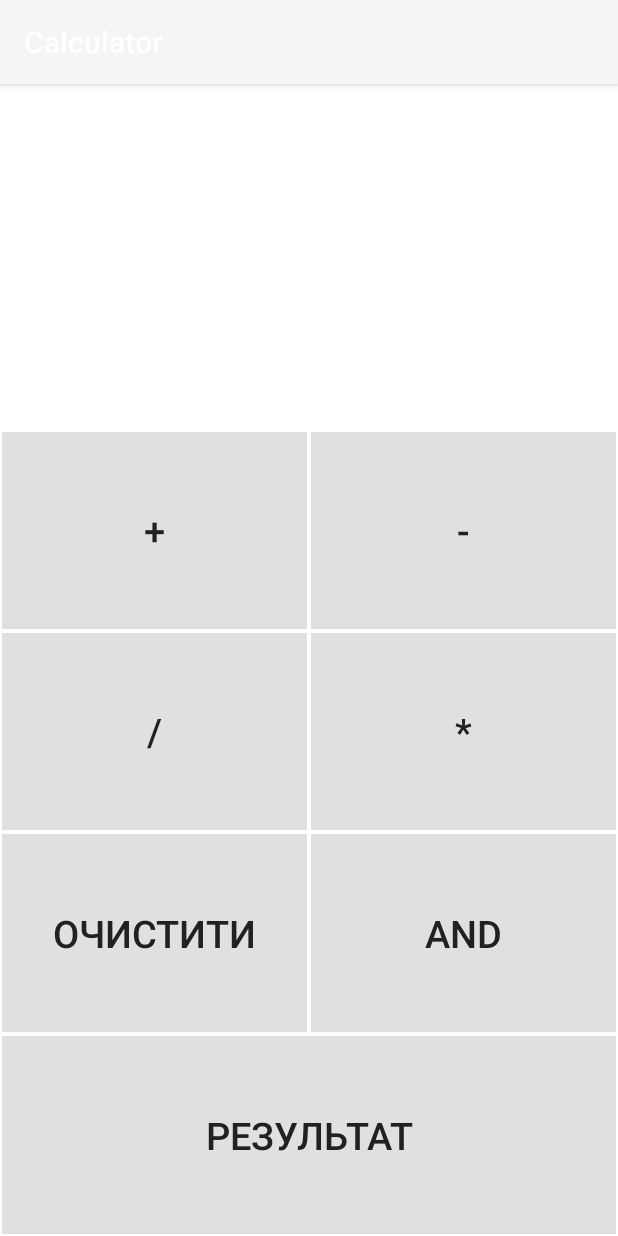
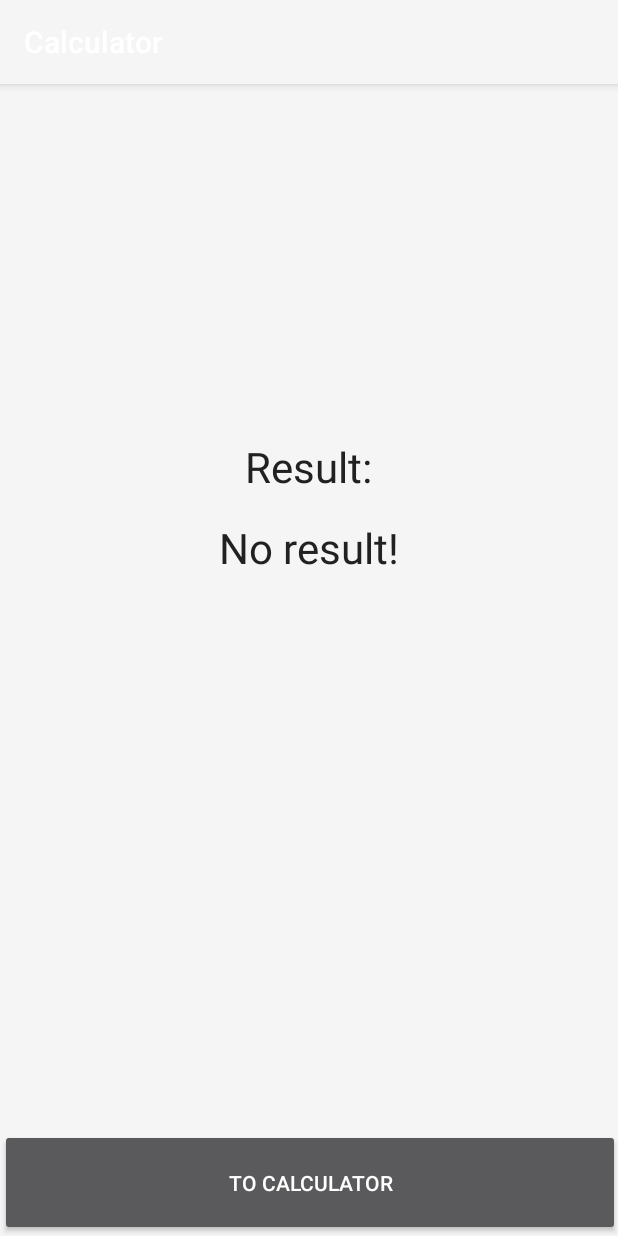
Before and after one commit to Nazar-cmd/asis_lab_2, an Android app: the screen it shows after launch (MainActivity before the commit, ResultActivity after it), after a tap on "РЕЗУЛЬТАТ", on a phone screen of 412 x 824 dp. Run offline under Robolectric (Android 15) with nearby library versions, the phone set to English and light mode, and no system bars.

Commit message:
final changes

```diff
--- a/app/src/main/AndroidManifest.xml
+++ b/app/src/main/AndroidManifest.xml
@@ -25,6 +25,10 @@
                 android:name="android.app.lib_name"
                 android:value="" />
         </activity>
+
+        <activity
+            android:name=".ResultActivity"
+            android:exported="true"/>
     </application>
 
 </manifest>
--- a/app/src/main/java/com/example/calculator/MainActivity.kt
+++ b/app/src/main/java/com/example/calculator/MainActivity.kt
@@ -1,5 +1,6 @@
 package com.example.calculator
 
+import android.content.Intent
 import androidx.appcompat.app.AppCompatActivity
 import android.os.Bundle
 import android.view.View
@@ -62,8 +63,19 @@ class MainActivity : AppCompatActivity() {
     }
 
     fun count(view: View) {
-        println(this.res);
 
+        val intent = Intent(this, ResultActivity::class.java);
+
+        var extraResult = ""
+
+        if (this.res != null) {
+            extraResult = this.res.toString();
+        }
+
+        intent.putExtra("result", extraResult)
+        startActivity(intent)
+
+        this.res = null
         clearInput();
     }
 
--- /dev/null
+++ b/app/src/main/java/com/example/calculator/ResultActivity.kt
@@ -0,0 +1,33 @@
+package com.example.calculator
+
+import android.content.Intent
+import android.os.Bundle
+import android.view.View
+import android.widget.Button
+import android.widget.TextView
+import androidx.appcompat.app.AppCompatActivity
+
+class ResultActivity : AppCompatActivity() {
+
+    override fun onCreate(savedInstanceState: Bundle?) {
+        super.onCreate(savedInstanceState)
+        setContentView(R.layout.activity_result)
+
+        val extraResult = intent.getStringExtra("result");
+
+        var calculationsResult = "No result!";
+
+        if (extraResult != "" && extraResult != null) {
+            calculationsResult = extraResult
+        }
+
+        val resultTV: TextView = findViewById(R.id.resultTV);
+
+        resultTV.text = calculationsResult
+    }
+
+    fun goToCalculator(view: View){
+        val intent = Intent(this, MainActivity::class.java);
+        startActivity(intent)
+    }
+}
--- a/app/src/main/res/drawable/calculator_button_stroke.xml
+++ b/app/src/main/res/drawable/calculator_button_stroke.xml
@@ -6,5 +6,4 @@
         android:width="1dp"
         android:color="@color/white"
         />
-
 </shape>
--- /dev/null
+++ b/app/src/main/res/layout/activity_result.xml
@@ -0,0 +1,38 @@
+<?xml version="1.0" encoding="utf-8"?>
+<androidx.constraintlayout.widget.ConstraintLayout xmlns:android="http://schemas.android.com/apk/res/android"
+    xmlns:app="http://schemas.android.com/apk/res-auto"
+    xmlns:tools="http://schemas.android.com/tools"
+    android:layout_width="match_parent"
+    android:layout_height="match_parent"
+    android:background="@color/grey_100"
+    >
+
+    <TextView
+        style="@style/calculatorResultText"
+        android:id="@+id/textView"
+        android:text="Result:"
+        android:layout_marginTop="236dp"
+        app:layout_constraintEnd_toEndOf="parent"
+        app:layout_constraintHorizontal_bias="0.498"
+        app:layout_constraintStart_toStartOf="parent"
+        app:layout_constraintTop_toTopOf="parent"
+        />
+
+    <TextView
+        style="@style/calculatorResultText"
+        android:id="@+id/resultTV"
+        android:layout_marginTop="16dp"
+        app:layout_constraintEnd_toEndOf="parent"
+        app:layout_constraintStart_toStartOf="parent"
+        app:layout_constraintTop_toBottomOf="@+id/textView" />
+
+    <Button
+        android:id="@+id/button"
+        android:layout_width="413dp"
+        android:layout_height="71dp"
+        android:onClick="goToCalculator"
+        android:text="To calculator"
+        app:layout_constraintBottom_toBottomOf="parent"
+        app:layout_constraintEnd_toEndOf="parent"
+        app:layout_constraintStart_toStartOf="parent" />
+</androidx.constraintlayout.widget.ConstraintLayout>
--- a/app/src/main/res/values/styles.xml
+++ b/app/src/main/res/values/styles.xml
@@ -20,8 +20,16 @@
         <item name="android:layout_weight">1</item>
         <item name="android:layout_width">0dp</item>
         <item name="android:layout_height">match_parent</item>
+        <item name="selectableItemBackground">@color/grey_400</item>
         <item name="android:background">@drawable/calculator_button_stroke</item>
         <item name="android:textSize">25sp</item>
         <item name="android:textColor">@color/grey_900</item>
     </style>
+
+    <style name="calculatorResultText">
+        <item name="android:layout_width">wrap_content</item>
+        <item name="android:layout_height">wrap_content</item>
+        <item name="android:textSize">28sp</item>
+        <item name="android:textColor">@color/grey_900</item>
+    </style>
 </resources>
```
